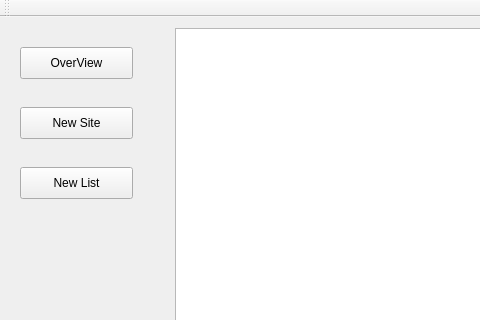
First picture: the form in mainwindow.ui, repository lustigepepe/TinWeb, before the edit; both pictures show x 0 to 480 and y 0 to 320 of the 690 by 526 pixel window.
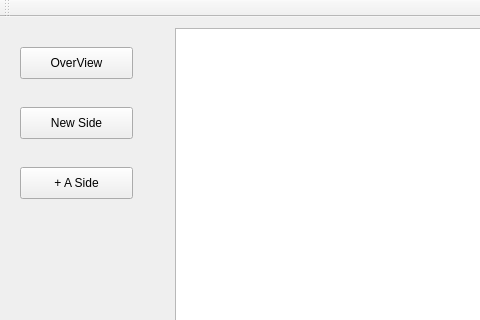
Second picture: the form after the edit.

```diff
--- a/mainwindow.ui
+++ b/mainwindow.ui
@@ -24,7 +24,7 @@
      </rect>
     </property>
     <property name="text">
-     <string>New Site</string>
+     <string>New Side</string>
     </property>
    </widget>
    <widget class="QPushButton" name="newList">
@@ -37,7 +37,7 @@
      </rect>
     </property>
     <property name="text">
-     <string>New List</string>
+     <string>+ A Side</string>
     </property>
    </widget>
    <widget class="QListView" name="ItemInList">
```
